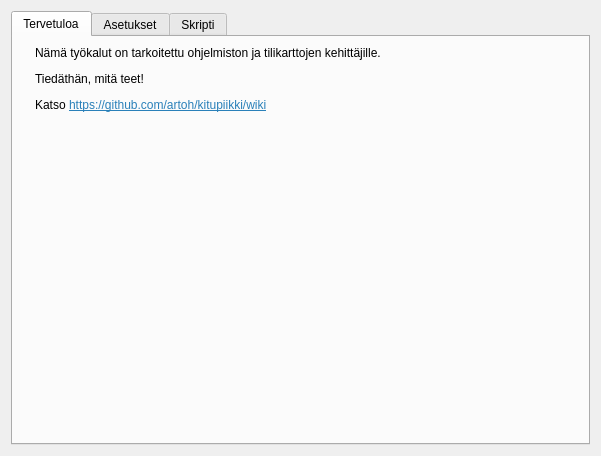
Before: the Qt Designer form kitupiikki/tools/devtool.ui in artoh/kitupiikki, drawn with Qt 5.
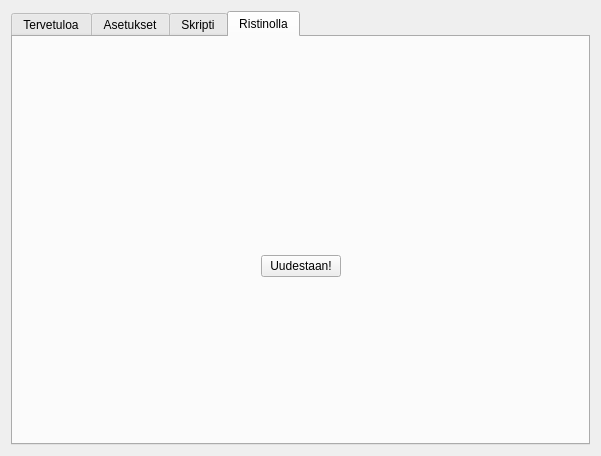
After: the same form once the commit is applied. The open tabs and pages were chosen to show the change. Icons and pictures are not drawn.

What changed in the file:
```diff
--- a/kitupiikki/tools/devtool.ui
+++ b/kitupiikki/tools/devtool.ui
@@ -47,7 +47,7 @@
          <item>
           <widget class="QLabel" name="label_2">
            <property name="text">
-            <string>&lt;html&gt;&lt;head/&gt;&lt;body&gt;&lt;p&gt;Nämä työkalut on tarkoitettu ohjelmiston ja tilikarttojen kehittäjille.&lt;/p&gt;&lt;p&gt;Tiedäthän, mitä teet!&lt;/p&gt;&lt;p&gt;Katso &lt;a href=&quot;https://github.com/artoh/kitupiikki/wiki&quot;&gt;&lt;span style=&quot; text-decoration: underline; color:#2980b9;&quot;&gt;https://github.com/artoh/kitupiikki/wiki&lt;/span&gt;&lt;/a&gt;&lt;/p&gt;&lt;/body&gt;&lt;/html&gt;</string>
+            <string>&lt;html&gt;&lt;head/&gt;&lt;body&gt;&lt;p&gt;Nämä tehokkaat - mutta niin kovin huonosti dokumentoidut - työkalut on tarkoitettu ohjelmiston ja tilikarttojen kehittäjille.&lt;/p&gt;&lt;p&gt;Tiedäthän, mitä teet!&lt;/p&gt;&lt;p&gt;Katso &lt;a href=&quot;https://github.com/artoh/kitupiikki/wiki&quot;&gt;&lt;span style=&quot; text-decoration: underline; color:#2980b9;&quot;&gt;https://github.com/artoh/kitupiikki/wiki&lt;/span&gt;&lt;/a&gt;&lt;/p&gt;&lt;/body&gt;&lt;/html&gt;</string>
            </property>
            <property name="wordWrap">
             <bool>true</bool>
@@ -225,6 +225,98 @@
        </item>
       </layout>
      </widget>
+     <widget class="QWidget" name="tab">
+      <attribute name="icon">
+       <iconset resource="../pic/pic.qrc">
+        <normaloff>:/pic/ristinolla.png</normaloff>:/pic/ristinolla.png</iconset>
+      </attribute>
+      <attribute name="title">
+       <string>Ristinolla</string>
+      </attribute>
+      <layout class="QGridLayout" name="gridLayout">
+       <item row="2" column="1">
+        <layout class="QGridLayout" name="peliLeiska"/>
+       </item>
+       <item row="0" column="1">
+        <spacer name="verticalSpacer_2">
+         <property name="orientation">
+          <enum>Qt::Vertical</enum>
+         </property>
+         <property name="sizeHint" stdset="0">
+          <size>
+           <width>20</width>
+           <height>144</height>
+          </size>
+         </property>
+        </spacer>
+       </item>
+       <item row="3" column="1">
+        <widget class="QPushButton" name="uusipeliNappi">
+         <property name="enabled">
+          <bool>true</bool>
+         </property>
+         <property name="text">
+          <string notr="true">Uudestaan!</string>
+         </property>
+         <property name="icon">
+          <iconset resource="../pic/pic.qrc">
+           <normaloff>:/pic/ristinolla.png</normaloff>:/pic/ristinolla.png</iconset>
+         </property>
+        </widget>
+       </item>
+       <item row="2" column="0">
+        <spacer name="horizontalSpacer_3">
+         <property name="orientation">
+          <enum>Qt::Horizontal</enum>
+         </property>
+         <property name="sizeHint" stdset="0">
+          <size>
+           <width>223</width>
+           <height>20</height>
+          </size>
+         </property>
+        </spacer>
+       </item>
+       <item row="2" column="2">
+        <spacer name="horizontalSpacer_4">
+         <property name="orientation">
+          <enum>Qt::Horizontal</enum>
+         </property>
+         <property name="sizeHint" stdset="0">
+          <size>
+           <width>222</width>
+           <height>20</height>
+          </size>
+         </property>
+        </spacer>
+       </item>
+       <item row="4" column="1">
+        <spacer name="verticalSpacer_3">
+         <property name="orientation">
+          <enum>Qt::Vertical</enum>
+         </property>
+         <property name="sizeHint" stdset="0">
+          <size>
+           <width>20</width>
+           <height>144</height>
+          </size>
+         </property>
+        </spacer>
+       </item>
+       <item row="1" column="1">
+        <widget class="QLabel" name="tulosLabel">
+         <property name="font">
+          <font>
+           <pointsize>16</pointsize>
+          </font>
+         </property>
+         <property name="text">
+          <string>  </string>
+         </property>
+        </widget>
+       </item>
+      </layout>
+     </widget>
     </widget>
    </item>
   </layout>
```
Left out of the diff: 10 changed lines with no effect on the pictures.
